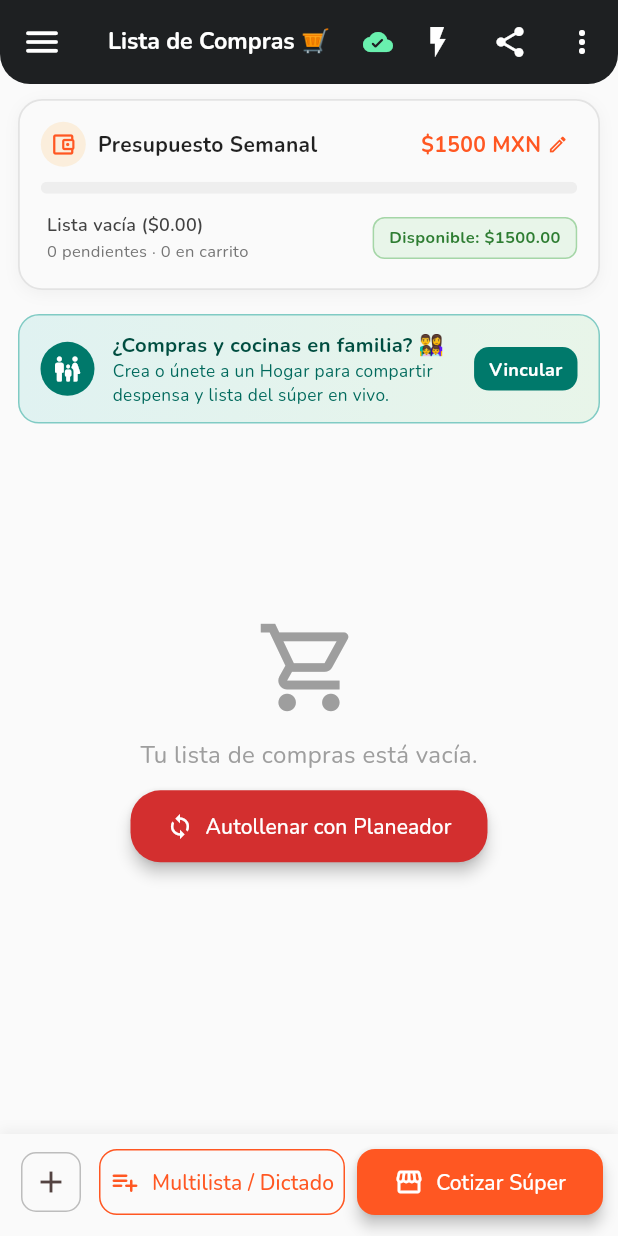
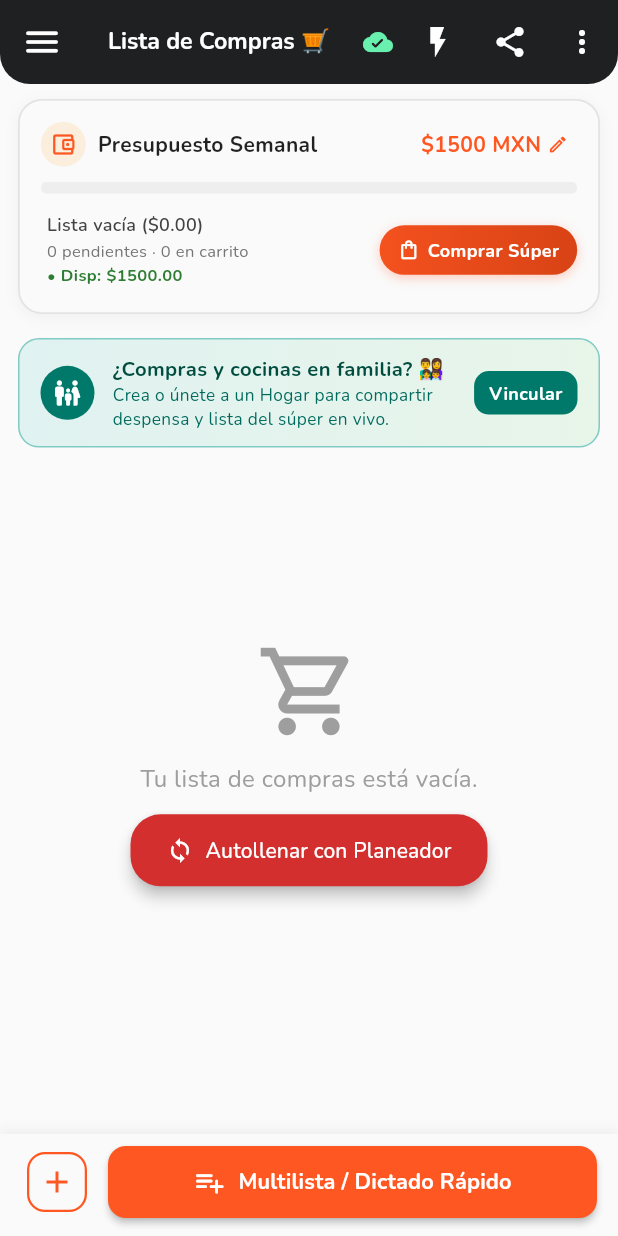
Before and after one commit to alainmichelfl/app_recetas, a Flutter app: the PantallaCarrito screen opened directly, on a phone screen of 412 x 824 dp. Run offline on Flutter 3.47's test engine with Material 3 defaults, Android fonts, the phone set to English and light mode, and no system bars; our stand-ins replace google_fonts, google_generative_ai, image_picker, share_plus, shared_preferences, speech_to_text and 2 more; missing offline and left inert: add_2_calendar; accounts and stored records are empty.

Commit message:
feat(carrito): integrar pildora Comprar Super en tarjeta de presupuesto semanal y despejar barra inferior

```diff
--- a/lib/pantalla_carrito.dart
+++ b/lib/pantalla_carrito.dart
@@ -523,6 +523,35 @@ class _PantallaCarritoState extends State<PantallaCarrito> {
                   ),
                 );
               }),
+                const SizedBox(height: 10),
+                ListTile(
+                  shape: RoundedRectangleBorder(
+                    borderRadius: BorderRadius.circular(14),
+                    side: BorderSide(color: Colors.deepOrange.withValues(alpha: 0.5)),
+                  ),
+                  tileColor: Colors.deepOrange.withValues(alpha: 0.12),
+                  leading: const CircleAvatar(
+                    backgroundColor: Colors.deepOrange,
+                    child: Icon(Icons.analytics_outlined, color: Colors.white, size: 20),
+                  ),
+                  title: const Text(
+                    'Comparar Precios en Cotizador 📊',
+                    style: TextStyle(
+                      color: Colors.white,
+                      fontWeight: FontWeight.bold,
+                      fontSize: 14,
+                    ),
+                  ),
+                  subtitle: const Text(
+                    'Ver desglose comparativo por súper y usar en Finanzas',
+                    style: TextStyle(color: Colors.white70, fontSize: 11),
+                  ),
+                  trailing: const Icon(Icons.arrow_forward_ios_rounded, color: Colors.deepOrangeAccent, size: 14),
+                  onTap: () {
+                    Navigator.pop(ctx);
+                    mostrarModalCotizaciones();
+                  },
+                ),
             ],
           ),
         ),
@@ -663,6 +692,7 @@ class _PantallaCarritoState extends State<PantallaCarrito> {
           SizedBox(height: isLandscape ? 6 : 10),
           Row(
             mainAxisAlignment: MainAxisAlignment.spaceBetween,
+            crossAxisAlignment: CrossAxisAlignment.center,
             children: [
               Expanded(
                 child: Padding(
@@ -685,41 +715,81 @@ class _PantallaCarritoState extends State<PantallaCarrito> {
                         overflow: TextOverflow.ellipsis,
                       ),
                       const SizedBox(height: 2),
-                      Text(
-                        '$pendientes pendientes · $comprados en carrito',
-                        style:
-                            TextStyle(fontSize: isLandscape ? 10 : 11, color: Colors.grey.shade600),
+                      Wrap(
+                        crossAxisAlignment: WrapCrossAlignment.center,
+                        spacing: 6,
+                        children: [
+                          Text(
+                            '$pendientes pendientes · $comprados en carrito',
+                            style: TextStyle(
+                              fontSize: isLandscape ? 10 : 11,
+                              color: Colors.grey.shade600,
+                            ),
+                          ),
+                          Text(
+                            excedido
+                                ? '• Excedido: +\$${(-restante).toStringAsFixed(2)}'
+                                : '• Disp: \$${restante.toStringAsFixed(2)}',
+                            style: TextStyle(
+                              fontSize: isLandscape ? 10 : 11,
+                              fontWeight: FontWeight.bold,
+                              color: excedido
+                                  ? Colors.red.shade900
+                                  : Colors.green.shade800,
+                            ),
+                          ),
+                        ],
                       ),
                     ],
                   ),
                 ),
               ),
               const SizedBox(width: 8),
-              FittedBox(
-                fit: BoxFit.scaleDown,
-                child: Container(
-                  padding: EdgeInsets.symmetric(
-                    horizontal: isLandscape ? 8 : 10,
-                    vertical: isLandscape ? 3 : 5,
-                  ),
-                  decoration: BoxDecoration(
-                    color: excedido ? Colors.red.shade50 : Colors.green.shade50,
-                    borderRadius: BorderRadius.circular(8),
-                    border: Border.all(
-                      color:
-                          excedido ? Colors.red.shade300 : Colors.green.shade200,
-                    ),
-                  ),
-                  child: Text(
-                    excedido
-                        ? 'Excedido: +\$${(-restante).toStringAsFixed(2)}'
-                        : 'Disponible: \$${restante.toStringAsFixed(2)}',
-                    style: TextStyle(
-                      fontSize: isLandscape ? 10 : 11,
-                      fontWeight: FontWeight.bold,
-                      color: excedido
-                          ? Colors.red.shade900
-                          : Colors.green.shade800,
+              // 🛒 PÍLDORA "COMPRAR SÚPER EN LÍNEA"
+              Material(
+                color: Colors.transparent,
+                child: InkWell(
+                  onTap: _mostrarModalElegirSupermercadoOnline,
+                  borderRadius: BorderRadius.circular(20),
+                  child: Container(
+                    padding: EdgeInsets.symmetric(
+                      horizontal: isLandscape ? 10 : 12,
+                      vertical: isLandscape ? 6 : 8,
+                    ),
+                    decoration: BoxDecoration(
+                      gradient: LinearGradient(
+                        colors: [
+                          Colors.deepOrange.shade600,
+                          Colors.deepOrange.shade800,
+                        ],
+                      ),
+                      borderRadius: BorderRadius.circular(20),
+                      boxShadow: [
+                        BoxShadow(
+                          color: Colors.deepOrange.withValues(alpha: 0.3),
+                          blurRadius: 6,
+                          offset: const Offset(0, 2),
+                        ),
+                      ],
+                    ),
+                    child: Row(
+                      mainAxisSize: MainAxisSize.min,
+                      children: [
+                        const Icon(
+                          Icons.shopping_bag_outlined,
+                          size: 15,
+                          color: Colors.white,
+                        ),
+                        const SizedBox(width: 5),
+                        Text(
+                          'Comprar Súper',
+                          style: TextStyle(
+                            color: Colors.white,
+                            fontWeight: FontWeight.bold,
+                            fontSize: isLandscape ? 11 : 12,
+                          ),
+                        ),
+                      ],
                     ),
                   ),
                 ),
@@ -2352,52 +2422,44 @@ class _PantallaCarritoState extends State<PantallaCarrito> {
                 ],
               ),
               child: Padding(
-                padding: const EdgeInsets.symmetric(horizontal: 10),
+                padding: const EdgeInsets.symmetric(horizontal: 14),
                 child: Row(
                   children: [
                     IconButton(
-                      icon: const Icon(Icons.add),
+                      icon: const Icon(Icons.add, color: Colors.deepOrange),
                       tooltip: 'Agregar insumo individual',
                       style: IconButton.styleFrom(
                         shape: RoundedRectangleBorder(
-                          borderRadius: BorderRadius.circular(10),
-                          side: BorderSide(color: Colors.grey.shade400),
+                          borderRadius: BorderRadius.circular(12),
+                          side: const BorderSide(color: Colors.deepOrange, width: 1.5),
                         ),
                       ),
                       onPressed: mostrarModalAgregarManual,
                     ),
-                    const SizedBox(width: 8),
+                    const SizedBox(width: 10),
                     Expanded(
-                      child: OutlinedButton.icon(
-                        icon: const Icon(Icons.playlist_add_rounded, size: 20),
+                      child: ElevatedButton.icon(
+                        icon: const Icon(Icons.playlist_add_rounded, size: 22),
                         label: const FittedBox(
                           fit: BoxFit.scaleDown,
-                          child: Text('Multilista / Dictado'),
-                        ),
-                        style: OutlinedButton.styleFrom(
-                          foregroundColor: Colors.deepOrange,
-                          side: const BorderSide(color: Colors.deepOrange),
-                          padding: const EdgeInsets.symmetric(vertical: 12),
-                          shape: RoundedRectangleBorder(borderRadius: BorderRadius.circular(12)),
-                        ),
-                        onPressed: mostrarModalDictadoRapido,
-                      ),
-                    ),
-                    const SizedBox(width: 8),
-                    Expanded(
-                      child: ElevatedButton.icon(
-                        icon: const Icon(Icons.storefront, size: 20),
-                        label: const FittedBox(
-                          fit: BoxFit.scaleDown,
-                          child: Text('Cotizar Súper'),
+                          child: Text(
+                            'Multilista / Dictado Rápido',
+                            style: TextStyle(
+                              fontWeight: FontWeight.bold,
+                              fontSize: 14.5,
+                            ),
+                          ),
                         ),
                         style: ElevatedButton.styleFrom(
                           backgroundColor: Colors.deepOrange,
                           foregroundColor: Colors.white,
-                          padding: const EdgeInsets.symmetric(vertical: 12),
-                          shape: RoundedRectangleBorder(borderRadius: BorderRadius.circular(12)),
-                        ),
-                        onPressed: _estaCargando ? null : mostrarModalCotizaciones,
+                          padding: const EdgeInsets.symmetric(vertical: 13),
+                          shape: RoundedRectangleBorder(
+                            borderRadius: BorderRadius.circular(12),
+                          ),
+                          elevation: 2,
+                        ),
+                        onPressed: mostrarModalDictadoRapido,
                       ),
                     ),
                   ],
```
